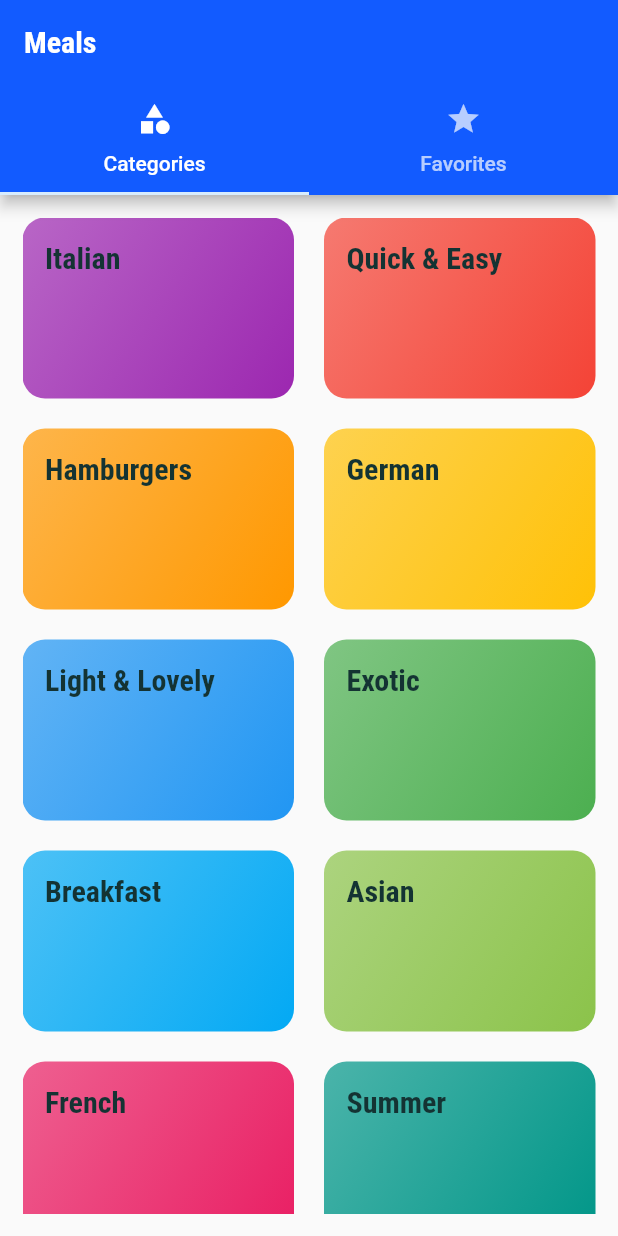
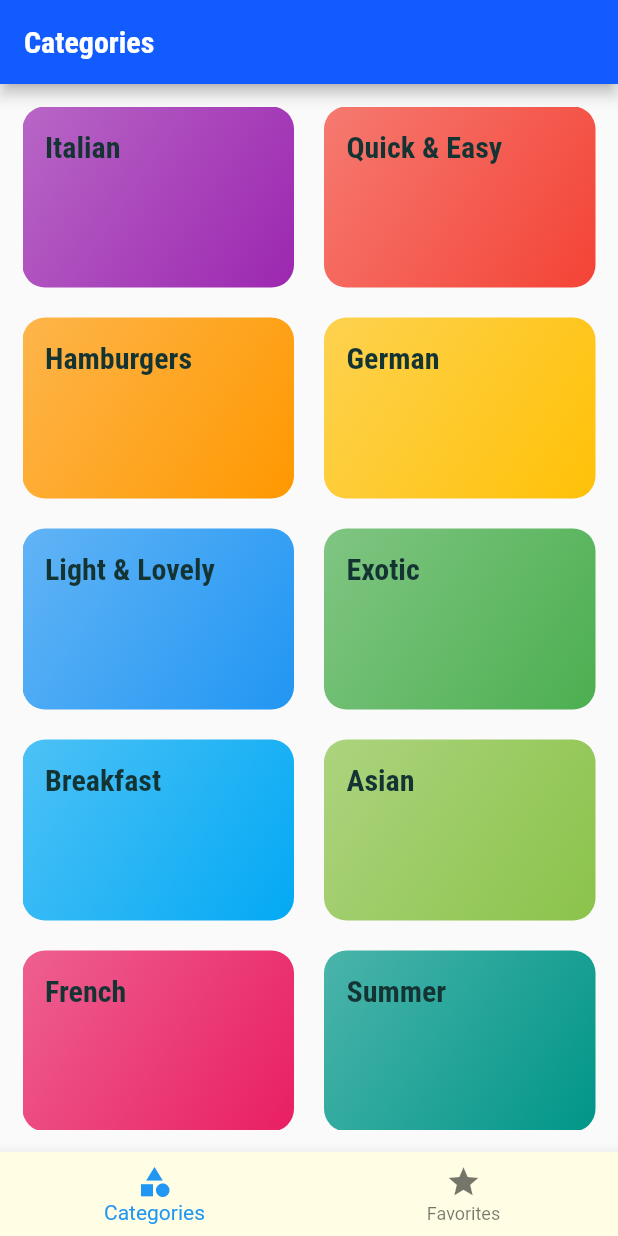
Before and after one commit to babarobat/flutter-meals-app, a Flutter app: the screen it shows after launch, on a phone screen of 412 x 824 dp. Run offline on Flutter 3.47's test engine with Material 2 defaults, Android fonts, the phone set to English and light mode, and no system bars.

Commit message:
bottom tabs

```diff
--- a/lib/main.dart
+++ b/lib/main.dart
@@ -1,6 +1,6 @@
 import 'package:flutter/material.dart';
-import 'package:meals/views/screens/tabs_screen.dart';
 
+import 'views/screens/bottom_tabs_screen.dart';
 import 'views/screens/categories_screen.dart';
 import 'views/screens/category_meals_screen.dart';
 import 'routs/routs.dart';
@@ -41,7 +41,7 @@ class App extends StatelessWidget {
         ),
       ),
       routes: {
-        Routs.tabsScreen: (ctx) => const TabsScreen(),
+        Routs.tabsScreen: (ctx) => const BottomTabsScreen(),
         Routs.categories: (ctx) => const CategoriesScreen(),
         Routs.categoryMeals: (ctx) => const CategoryMealsScreen(),
         Routs.mealDetail: (ctx) => const MealDetailScreen(),
--- /dev/null
+++ b/lib/views/screens/bottom_tabs_screen.dart
@@ -0,0 +1,57 @@
+import 'package:flutter/material.dart';
+import 'package:meals/views/screens/favorites_screen.dart';
+
+import 'categories_screen.dart';
+
+class BottomTabsScreen extends StatefulWidget {
+  const BottomTabsScreen({Key? key}) : super(key: key);
+
+  @override
+  _TopTabsScreenState createState() => _TopTabsScreenState();
+}
+
+class _TopTabsScreenState extends State<BottomTabsScreen> {
+  final List<Map<String, Object>> _map = <Map<String, Object>>[
+    {'page': const CategoriesScreen(), 'name': 'Categories'},
+    {'page': const FavoritesScreen(), 'name': 'Favorites'},
+  ];
+
+  int _selectedTabIndex = 0;
+
+  Widget _body() {
+    return _map[_selectedTabIndex]['page'] as Widget;
+  }
+
+  Widget _title() {
+    return Text(_map[_selectedTabIndex]['name'] as String);
+  }
+
+  @override
+  Widget build(BuildContext context) {
+    return Scaffold(
+      appBar: AppBar(title: _title()),
+      body: _body(),
+      bottomNavigationBar: BottomNavigationBar(
+        selectedItemColor: Theme.of(context).primaryColor,
+        currentIndex: _selectedTabIndex,
+        onTap: _onTap,
+        items: const [
+          BottomNavigationBarItem(
+            icon: Icon(Icons.category),
+            label: 'Categories',
+          ),
+          BottomNavigationBarItem(
+            icon: Icon(Icons.star),
+            label: 'Favorites',
+          ),
+        ],
+      ),
+    );
+  }
+
+  void _onTap(int value) {
+    setState(() {
+      _selectedTabIndex = value;
+    });
+  }
+}
--- a/lib/views/screens/tabs_screen.dart
+++ b/lib/views/screens/top_tabs_screen.dart
@@ -3,22 +3,22 @@ import 'package:meals/views/screens/categories_screen.dart';
 
 import 'favorites_screen.dart';
 
-class TabsScreen extends StatefulWidget {
-  const TabsScreen({Key? key}) : super(key: key);
+class TopTabsScreen extends StatefulWidget {
+  const TopTabsScreen({Key? key}) : super(key: key);
 
   @override
-  _TabsScreenState createState() => _TabsScreenState();
+  _TopTabsScreenState createState() => _TopTabsScreenState();
 }
 
-class _TabsScreenState extends State<TabsScreen> {
+class _TopTabsScreenState extends State<TopTabsScreen> {
   @override
   Widget build(BuildContext context) {
     return DefaultTabController(
       length: 2,
       child: Scaffold(
         appBar: AppBar(
-          title: Text('Meals'),
-          bottom: TabBar(
+          title: const Text('Meals'),
+          bottom: const TabBar(
             tabs: [
               Tab(
                 icon: Icon(Icons.category),
@@ -31,7 +31,7 @@ class _TabsScreenState extends State<TabsScreen> {
             ],
           ),
         ),
-        body: TabBarView(children: [
+        body: const TabBarView(children: [
           CategoriesScreen(),
           FavoritesScreen(),
         ],),
```
